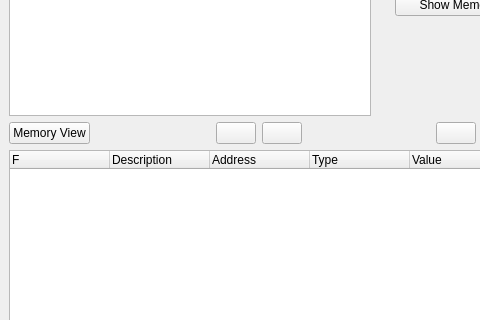
Qt form GUI/MainWindow.ui (korcankaraokcu/PINCE) before a commit; both pictures show x 0 to 480 and y 211 to 531 of the 747 by 659 pixel window.
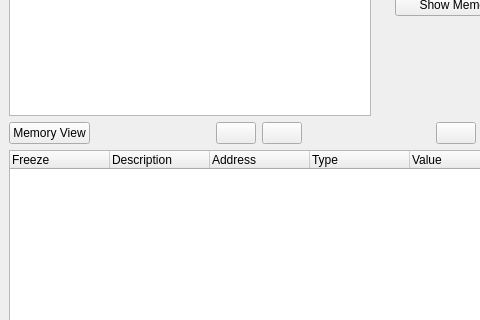
The same form after that commit.

Commit message: Initial/Questionable freeze support

```diff
--- a/GUI/MainWindow.ui
+++ b/GUI/MainWindow.ui
@@ -664,7 +664,7 @@
       </property>
       <column>
        <property name="text">
-        <string>F</string>
+        <string>Freeze</string>
        </property>
        <property name="toolTip">
         <string>Freeze the value</string>
```
The commit also changes 4 other files.
